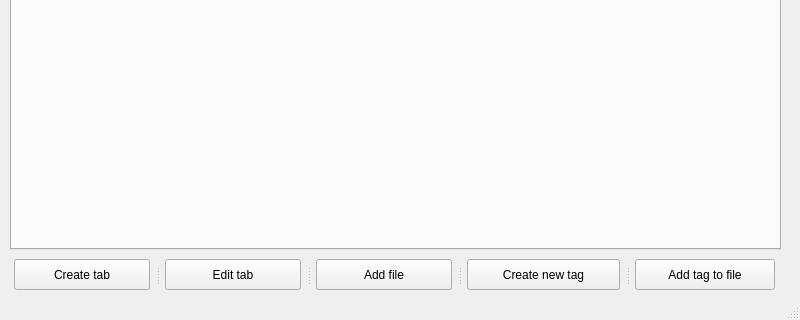
First picture: the form in static/ui/main.ui, repository FunnyDarkly/SomeFileManager, before the edit; both pictures show x 0 to 800 and y 280 to 600 of the 800 by 600 pixel window.
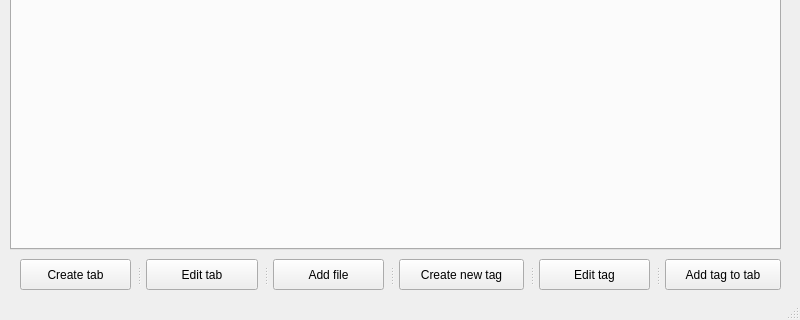
Second picture: the form after the edit.

```diff
--- a/static/ui/main.ui
+++ b/static/ui/main.ui
@@ -74,7 +74,7 @@
    <widget class="QSplitter" name="splitter">
     <property name="geometry">
      <rect>
-      <x>14</x>
+      <x>20</x>
       <y>520</y>
       <width>761</width>
       <height>31</height>
@@ -109,9 +109,14 @@
       <string>Create new tag</string>
      </property>
     </widget>
+    <widget class="QPushButton" name="tageditButton">
+     <property name="text">
+      <string>Edit tag</string>
+     </property>
+    </widget>
     <widget class="QPushButton" name="tagaddButton">
      <property name="text">
-      <string>Add tag to file</string>
+      <string>Add tag to tab</string>
      </property>
     </widget>
    </widget>
```
